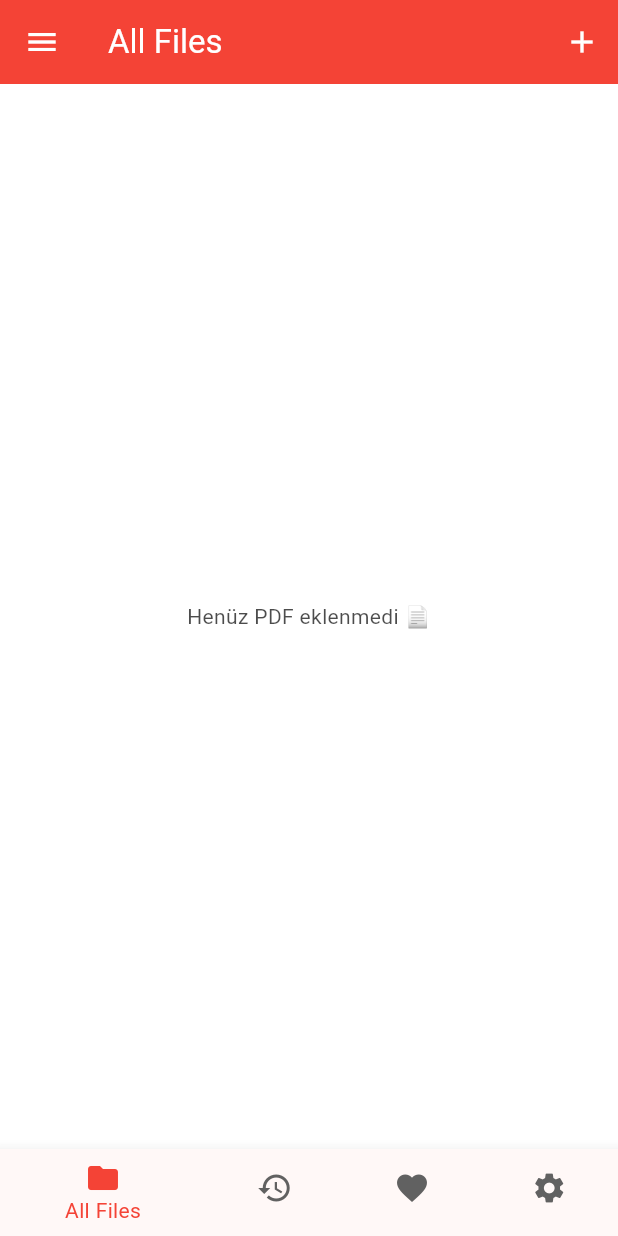
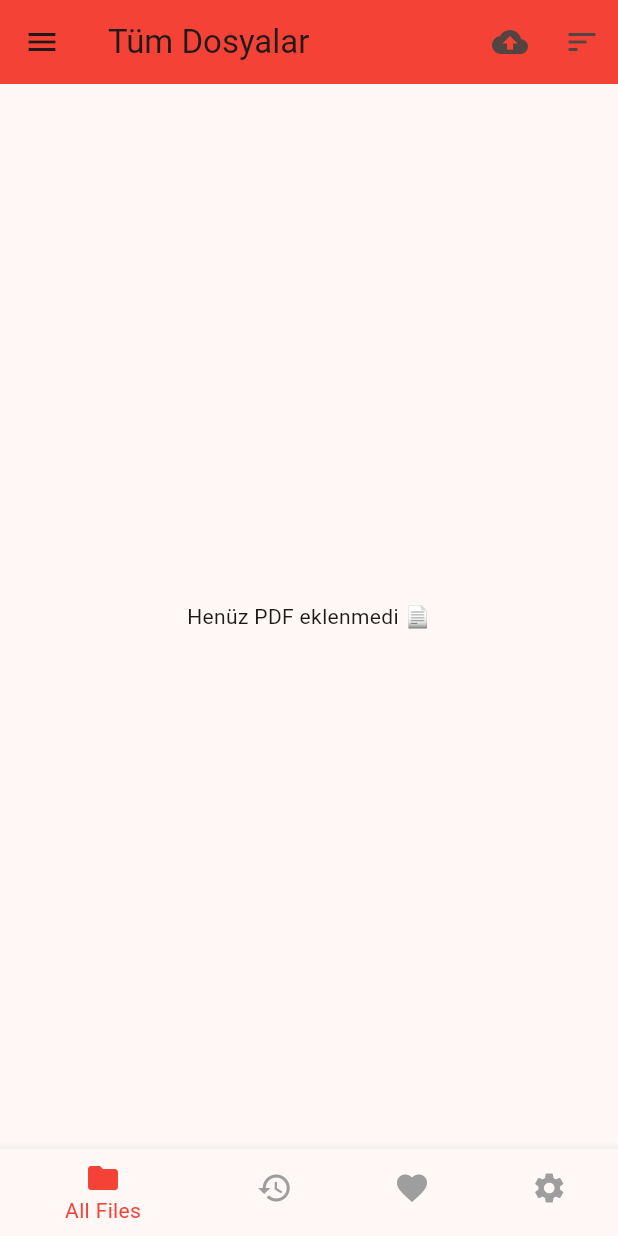
Before and after one commit to Productapptime/flu, a Flutter app: the screen it shows after launch, on a phone screen of 412 x 824 dp. Run offline on Flutter 3.47's test engine with Material 3 defaults, Android fonts, the phone set to English and light mode, and no system bars; our stand-ins replace file_picker; missing offline and left inert: flutter_inappwebview.

Commit message:
Update main.dart

```diff
--- a/lib/main.dart
+++ b/lib/main.dart
@@ -1,6 +1,5 @@
-// lib/main.dart
+import 'dart:convert';
 import 'dart:io';
-import 'dart:convert';
 import 'package:flutter/material.dart';
 import 'package:file_picker/file_picker.dart';
 import 'package:flutter_inappwebview/flutter_inappwebview.dart';
@@ -16,12 +15,22 @@ class PDFManagerApp extends StatelessWidget {
   @override
   Widget build(BuildContext context) {
     return MaterialApp(
-      title: "PDF Manager",
+      title: 'PDF Manager + Viewer',
       debugShowCheckedModeBanner: false,
       theme: ThemeData(
         useMaterial3: true,
+        brightness: Brightness.light,
         colorSchemeSeed: Colors.red,
       ),
+      darkTheme: ThemeData(
+        useMaterial3: true,
+        brightness: Brightness.dark,
+        scaffoldBackgroundColor: const Color(0xFF121212),
+        colorSchemeSeed: Colors.red,
+        appBarTheme: const AppBarTheme(backgroundColor: Color(0xFFB71C1C)),
+        cardColor: const Color(0xFF1E1E1E),
+      ),
+      themeMode: ThemeMode.system,
       home: const PDFHomePage(),
     );
   }
@@ -36,11 +45,7 @@ class PDFHomePage extends StatefulWidget {
 
 class _PDFHomePageState extends State<PDFHomePage> {
   final List<File> _pdfFiles = [];
-  bool _darkMode = false;
-  int _selectedIndex = 0;
-  File? _savedFile;
 
-  // 🔹 PDF ekleme
   Future<void> _pickPdf() async {
     final result = await FilePicker.platform.pickFiles(
       type: FileType.custom,
@@ -52,141 +57,144 @@ class _PDFHomePageState extends State<PDFHomePage> {
     }
   }
 
-  // 🔹 PDF aç
   void _openPdf(File file) async {
     final newFile = await Navigator.push<File?>(
       context,
       MaterialPageRoute(
-        builder: (_) => PDFViewerPage(filePath: file.path, fileName: file.path.split('/').last),
+        builder: (_) => PDFViewerPage(
+          filePath: file.path,
+          fileName: file.path.split('/').last,
+        ),
       ),
     );
-
     if (newFile != null && newFile.existsSync()) {
       setState(() => _pdfFiles.add(newFile));
     }
   }
 
-  // 🔹 Drawer menüsü
-  void _openDrawer() {
-    Scaffold.of(context).openDrawer();
+  void _showFileOptions(File file) {
+    showModalBottomSheet(
+      context: context,
+      backgroundColor: Theme.of(context).cardColor,
+      shape: const RoundedRectangleBorder(
+        borderRadius: BorderRadius.vertical(top: Radius.circular(18)),
+      ),
+      builder: (_) {
+        return SafeArea(
+          child: Column(
+            mainAxisSize: MainAxisSize.min,
+            children: [
+              ListTile(
+                leading: const Icon(Icons.drive_file_rename_outline),
+                title: const Text("Yeniden Adlandır"),
+                onTap: () async {
+                  Navigator.pop(context);
+                  final newName = await _showRenameDialog(file);
+                  if (newName != null) {
+                    final dir = file.parent.path;
+                    final renamed = file.renameSync('$dir/$newName');
+                    setState(() {
+                      final idx = _pdfFiles.indexOf(file);
+                      _pdfFiles[idx] = renamed;
+                    });
+                  }
+                },
+              ),
+              ListTile(
+                leading: const Icon(Icons.delete_outline),
+                title: const Text("Sil"),
+                onTap: () {
+                  Navigator.pop(context);
+                  setState(() => _pdfFiles.remove(file));
+                },
+              ),
+            ],
+          ),
+        );
+      },
+    );
   }
 
-  // 🔹 Tema değiştirme
-  void _toggleDarkMode() {
-    setState(() => _darkMode = !_darkMode);
+  Future<String?> _showRenameDialog(File file) async {
+    final controller = TextEditingController(text: file.path.split('/').last);
+    return showDialog<String>(
+      context: context,
+      builder: (_) => AlertDialog(
+        title: const Text('Dosyayı Yeniden Adlandır'),
+        content: TextField(
+          controller: controller,
+          autofocus: true,
+          decoration: const InputDecoration(hintText: 'Yeni dosya adı'),
+        ),
+        actions: [
+          TextButton(onPressed: () => Navigator.pop(context), child: const Text('İptal')),
+          ElevatedButton(
+              onPressed: () => Navigator.pop(context, controller.text),
+              child: const Text('Kaydet')),
+        ],
+      ),
+    );
   }
 
   @override
   Widget build(BuildContext context) {
-    final isDark = _darkMode;
-    final Color bg = isDark ? Colors.black : Colors.white;
-    final Color text = isDark ? Colors.white : Colors.black;
-
+    final isDark = Theme.of(context).brightness == Brightness.dark;
     return Scaffold(
-      backgroundColor: bg,
       drawer: Drawer(
-        backgroundColor: bg,
-        child: Column(
-          crossAxisAlignment: CrossAxisAlignment.start,
+        backgroundColor: isDark ? const Color(0xFF1E1E1E) : Colors.white,
+        child: ListView(
           children: [
             DrawerHeader(
-              decoration: BoxDecoration(color: isDark ? Colors.red.shade900 : Colors.red.shade100),
-              child: Text(
-                "📂 PDF Reader & Manager",
-                style: TextStyle(color: text, fontSize: 18, fontWeight: FontWeight.bold),
-              ),
+              decoration: BoxDecoration(color: isDark ? Colors.red[800] : Colors.red),
+              child: const Text('PDF Manager', style: TextStyle(color: Colors.white, fontSize: 22)),
             ),
             ListTile(
-              leading: const Icon(Icons.cloud_upload, color: Colors.red),
-              title: Text("Import PDF", style: TextStyle(color: text)),
-              onTap: () {
-                Navigator.pop(context);
-                _pickPdf();
-              },
+              leading: const Icon(Icons.info_outline),
+              title: const Text('Hakkında'),
+              onTap: () => Navigator.pop(context),
             ),
             ListTile(
-              leading: const Icon(Icons.dark_mode, color: Colors.red),
-              title: Text(isDark ? "Light Mode" : "Dark Mode", style: TextStyle(color: text)),
-              onTap: () {
-                _toggleDarkMode();
-                Navigator.pop(context);
-              },
-            ),
-            ListTile(
-              leading: const Icon(Icons.language, color: Colors.red),
-              title: Text("Language", style: TextStyle(color: text)),
-              onTap: () => ScaffoldMessenger.of(context).showSnackBar(
-                const SnackBar(content: Text("Dil değiştirme henüz aktif değil.")),
-              ),
-            ),
-            ListTile(
-              leading: const Icon(Icons.policy, color: Colors.red),
-              title: Text("Policy", style: TextStyle(color: text)),
-              onTap: () => ScaffoldMessenger.of(context).showSnackBar(
-                const SnackBar(content: Text("Policy sayfası yakında.")),
-              ),
+              leading: const Icon(Icons.policy),
+              title: const Text('Gizlilik Politikası'),
+              onTap: () => Navigator.pop(context),
             ),
           ],
         ),
       ),
       appBar: AppBar(
-        backgroundColor: isDark ? Colors.red.shade900 : Colors.red,
-        title: Text(
-          ["All Files", "Recent", "Favorites", "Tools"][_selectedIndex],
-          style: const TextStyle(color: Colors.white),
-        ),
-        leading: Builder(
-          builder: (context) => IconButton(
-            icon: const Icon(Icons.menu, color: Colors.white),
-            onPressed: _openDrawer,
-          ),
-        ),
+        title: const Text('Tüm Dosyalar'),
+        backgroundColor: isDark ? Colors.red[800] : Colors.red,
         actions: [
-          IconButton(
-            icon: const Icon(Icons.add, color: Colors.white),
-            onPressed: _pickPdf,
-          ),
+          IconButton(onPressed: _pickPdf, icon: const Icon(Icons.cloud_upload)),
+          IconButton(onPressed: () {}, icon: const Icon(Icons.sort)),
         ],
       ),
-      body: _selectedIndex == 0
-          ? (_pdfFiles.isEmpty
-              ? Center(
-                  child: Text(
-                    "Henüz PDF eklenmedi 📄",
-                    style: TextStyle(color: text.withOpacity(0.7)),
-                  ),
-                )
+      body: _pdfFiles.isEmpty
+          ? const Center(child: Text('Henüz PDF eklenmedi 📄'))
           : ListView.builder(
-                  padding: const EdgeInsets.all(8),
+              padding: const EdgeInsets.only(bottom: 80),
               itemCount: _pdfFiles.length,
-                  itemBuilder: (context, i) {
-                    final f = _pdfFiles[i];
+              itemBuilder: (_, i) {
+                final file = _pdfFiles[i];
                 return Card(
-                      color: isDark ? Colors.grey.shade900 : Colors.white,
+                  margin: const EdgeInsets.symmetric(horizontal: 10, vertical: 6),
                   child: ListTile(
                     leading: const Icon(Icons.picture_as_pdf, color: Colors.red),
-                        title: Text(f.path.split('/').last, style: TextStyle(color: text)),
-                        onTap: () => _openPdf(f),
+                    title: Text(file.path.split('/').last),
+                    onTap: () => _openPdf(file),
                     trailing: IconButton(
-                          icon: const Icon(Icons.delete_outline, color: Colors.red),
-                          onPressed: () => setState(() => _pdfFiles.removeAt(i)),
+                      icon: const Icon(Icons.more_vert),
+                      onPressed: () => _showFileOptions(file),
                     ),
                   ),
                 );
               },
-                ))
-          : Center(
-              child: Text(
-                "Bu sekme henüz aktif değil",
-                style: TextStyle(color: text.withOpacity(0.7)),
-              ),
             ),
       bottomNavigationBar: BottomNavigationBar(
-        currentIndex: _selectedIndex,
-        onTap: (i) => setState(() => _selectedIndex = i),
-        backgroundColor: bg,
+        currentIndex: 0,
+        onTap: (_) {},
         selectedItemColor: Colors.red,
-        unselectedItemColor: isDark ? Colors.grey.shade400 : Colors.grey.shade700,
+        unselectedItemColor: isDark ? Colors.grey[400] : Colors.grey,
         items: const [
           BottomNavigationBarItem(icon: Icon(Icons.folder), label: "All Files"),
           BottomNavigationBarItem(icon: Icon(Icons.history), label: "Recent"),
@@ -198,7 +206,6 @@ class _PDFHomePageState extends State<PDFHomePage> {
   }
 }
 
-// 🧩 PDF VIEWER SAYFASI
 class PDFViewerPage extends StatefulWidget {
   final String filePath;
   final String fileName;
@@ -215,8 +222,10 @@ class _PDFViewerPageState extends State<PDFViewerPage> {
 
   @override
   Widget build(BuildContext context) {
+    final isDark = Theme.of(context).brightness == Brightness.dark;
     final pdfUri = Uri.file(widget.filePath).toString();
-    final htmlPath = 'file:///android_asset/flutter_assets/assets/web/viewer.html?file=$pdfUri';
+    final htmlPath =
+        'file:///android_asset/flutter_assets/assets/web/viewer.html?file=$pdfUri&theme=${isDark ? "dark" : "light"}';
 
     return WillPopScope(
       onWillPop: () async {
@@ -225,12 +234,8 @@ class _PDFViewerPageState extends State<PDFViewerPage> {
       },
       child: Scaffold(
         appBar: AppBar(
-          backgroundColor: Colors.red,
-          title: Text(widget.fileName, style: const TextStyle(color: Colors.white)),
-          leading: IconButton(
-            icon: const Icon(Icons.arrow_back, color: Colors.white),
-            onPressed: () => Navigator.pop(context, _savedFile),
-          ),
+          title: Text(widget.fileName),
+          backgroundColor: isDark ? Colors.red[800] : Colors.red,
         ),
         body: Stack(
           children: [
@@ -246,18 +251,20 @@ class _PDFViewerPageState extends State<PDFViewerPage> {
               ),
               onWebViewCreated: (controller) {
                 _controller = controller;
-                _controller!.addJavaScriptHandler(
+                controller.addJavaScriptHandler(
                   handlerName: "onPdfSaved",
                   callback: (args) async {
-                    final originalName = args.isNotEmpty ? args[0] : widget.fileName;
+                    final originalName =
+                        args.isNotEmpty ? args[0] : widget.fileName;
                     final base64Data = args.length > 1 ? args[1] : null;
+
                     final dir = File(widget.filePath).parent.path;
-                    final newPath = "$dir/kaydedilmis_$originalName";
+                    final savedName = "kaydedilmis_$originalName";
+                    final newPath = "$dir/$savedName";
 
                     if (base64Data != null && base64Data.isNotEmpty) {
                       final bytes = base64Decode(base64Data);
-                      final savedFile = await File(newPath).writeAsBytes(bytes);
-                      _savedFile = savedFile;
+                      _savedFile = await File(newPath).writeAsBytes(bytes);
                     } else {
                       _savedFile = await File(widget.filePath).copy(newPath);
                     }
@@ -265,14 +272,14 @@ class _PDFViewerPageState extends State<PDFViewerPage> {
                     if (context.mounted) {
                       ScaffoldMessenger.of(context).showSnackBar(
                         SnackBar(
-                          content: Text("Kaydedildi: ${_savedFile!.path.split('/').last}"),
-                        ),
+                            content: Text(
+                                "Kaydedildi: ${_savedFile!.path.split('/').last}")),
                       );
                     }
                   },
                 );
               },
-              onLoadStop: (c, _) => setState(() => _isLoaded = true),
+              onLoadStop: (_, __) => setState(() => _isLoaded = true),
             ),
             if (!_isLoaded)
               const Center(child: CircularProgressIndicator(color: Colors.red)),
```
Lines whose indentation alone changed are shown as unchanged.
